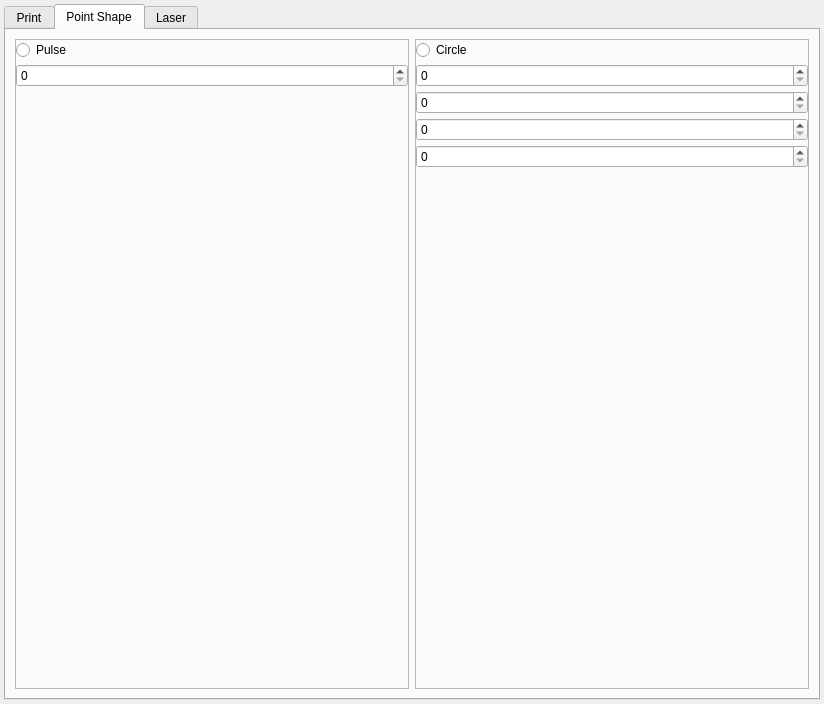
Before: the Qt Designer form gui/ui/TestFrame.ui in nico88chessa/MIBDV, drawn with Qt 5.
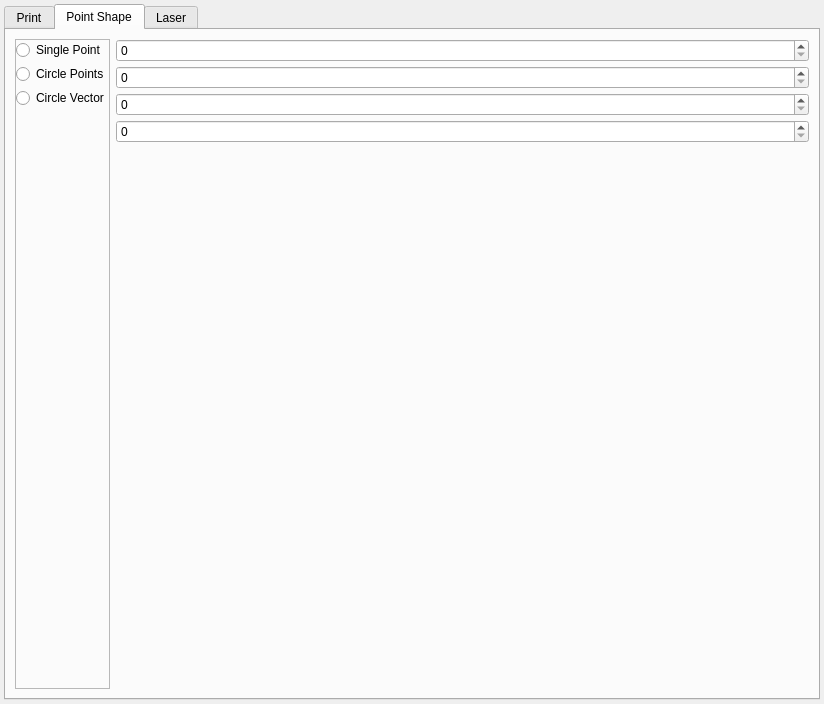
After: the same form once the commit is applied. Custom widgets are drawn as their Qt base class.

Commit message: aggiunto gestione fori da 200um stampando solo i punto presenti negli angoli del poligono; modificato versione sw in CMakeLists.txt per usare notazione MAJOR.MINOR.PATCH; update ui; update qss;

What changed in the file:
```diff
--- a/gui/ui/TestFrame.ui
+++ b/gui/ui/TestFrame.ui
@@ -415,44 +415,88 @@
           <property name="spacing">
            <number>4</number>
           </property>
-          <item row="2" column="0">
-           <spacer name="verticalSpacer_5">
-            <property name="orientation">
-             <enum>Qt::Vertical</enum>
-            </property>
-            <property name="sizeHint" stdset="0">
-             <size>
-              <width>20</width>
-              <height>40</height>
-             </size>
-            </property>
-           </spacer>
-          </item>
           <item row="0" column="0">
            <widget class="QRadioButton" name="rbPoint">
             <property name="text">
-             <string>Pulse</string>
+             <string>Single Point</string>
+            </property>
+           </widget>
+          </item>
+          <item row="3" column="0">
+           <spacer name="verticalSpacer_5">
+            <property name="orientation">
+             <enum>Qt::Vertical</enum>
+            </property>
+            <property name="sizeHint" stdset="0">
+             <size>
+              <width>20</width>
+              <height>40</height>
+             </size>
+            </property>
+           </spacer>
+          </item>
+          <item row="2" column="0">
+           <widget class="QRadioButton" name="rbCircleVector">
+            <property name="text">
+             <string>Circle Vector</string>
             </property>
            </widget>
           </item>
           <item row="1" column="0">
-           <widget class="MDSpinBox" name="sbPulses">
+           <widget class="QRadioButton" name="rbCirclePoints">
+            <property name="text">
+             <string>Circle Points</string>
+            </property>
+           </widget>
+          </item>
+         </layout>
+        </widget>
+       </item>
+       <item row="0" column="1">
+        <widget class="QStackedWidget" name="swPointShapeDetails">
+         <property name="currentIndex">
+          <number>2</number>
+         </property>
+         <widget class="QWidget" name="swPoint">
+          <layout class="QGridLayout" name="gridLayout_12">
+           <property name="leftMargin">
+            <number>0</number>
+           </property>
+           <property name="topMargin">
+            <number>0</number>
+           </property>
+           <property name="rightMargin">
+            <number>0</number>
+           </property>
+           <property name="bottomMargin">
+            <number>0</number>
+           </property>
+           <property name="spacing">
+            <number>4</number>
+           </property>
+           <item row="0" column="0">
+            <widget class="MDSpinBox" name="sbPointPulses">
             <property name="label" stdset="0">
              <string>Pulses</string>
             </property>
            </widget>
           </item>
-         </layout>
-        </widget>
-       </item>
-       <item row="0" column="1">
-        <widget class="QFrame" name="frCircle">
-         <property name="frameShape">
-          <enum>QFrame::StyledPanel</enum>
-         </property>
-         <property name="frameShadow">
-          <enum>QFrame::Raised</enum>
-         </property>
+           <item row="1" column="0">
+            <spacer name="verticalSpacer_7">
+             <property name="orientation">
+              <enum>Qt::Vertical</enum>
+             </property>
+             <property name="sizeHint" stdset="0">
+              <size>
+               <width>20</width>
+               <height>40</height>
+              </size>
+             </property>
+            </spacer>
+           </item>
+          </layout>
+         </widget>
+         <widget class="QWidget" name="swCirclePoints">
          <layout class="QGridLayout" name="gridLayout_11">
           <property name="leftMargin">
            <number>0</number>
@@ -476,20 +520,6 @@
             </property>
            </widget>
           </item>
-          <item row="2" column="0">
-           <widget class="MDSpinBox" name="sbCircleNumberRevolutions">
-            <property name="label" stdset="0">
-             <string>Number of revolutions</string>
-            </property>
-           </widget>
-          </item>
-          <item row="1" column="0">
-           <widget class="MDSpinBox" name="sbCircleRadius">
-            <property name="label" stdset="0">
-             <string>Radius [um]</string>
-            </property>
-           </widget>
-          </item>
           <item row="5" column="0">
            <spacer name="verticalSpacer_6">
             <property name="orientation">
@@ -503,21 +533,75 @@
             </property>
            </spacer>
           </item>
+           <item row="4" column="0">
+            <widget class="MDSpinBox" name="sbCirclePointsPulses">
+             <property name="label" stdset="0">
+              <string>Pulses</string>
+             </property>
+            </widget>
+           </item>
+          </layout>
+         </widget>
+         <widget class="QWidget" name="swCircleVector">
+          <layout class="QGridLayout" name="gridLayout_13">
+           <property name="leftMargin">
+            <number>0</number>
+           </property>
+           <property name="topMargin">
+            <number>0</number>
+           </property>
+           <property name="rightMargin">
+            <number>0</number>
+           </property>
+           <property name="bottomMargin">
+            <number>0</number>
+           </property>
+           <property name="spacing">
+            <number>4</number>
+           </property>
           <item row="0" column="0">
-           <widget class="QRadioButton" name="rbCircle">
-            <property name="text">
-             <string>Circle</string>
+            <widget class="MDSpinBox" name="sbCircleVectorRadius">
+             <property name="label" stdset="0">
+              <string>Radius [um]</string>
+             </property>
+            </widget>
+           </item>
+           <item row="2" column="0">
+            <widget class="MDSpinBox" name="sbCircleVectorNumberRevolutions">
+             <property name="label" stdset="0">
+              <string>Number of revolutions</string>
             </property>
            </widget>
           </item>
           <item row="4" column="0">
-           <widget class="MDSpinBox" name="sbCirclePointsPitch">
+            <widget class="MDSpinBox" name="sbCircleVectorPointsPitch">
             <property name="label" stdset="0">
              <string>Points pitch [um]</string>
             </property>
            </widget>
           </item>
-         </layout>
+           <item row="5" column="0">
+            <spacer name="verticalSpacer_8">
+             <property name="orientation">
+              <enum>Qt::Vertical</enum>
+             </property>
+             <property name="sizeHint" stdset="0">
+              <size>
+               <width>20</width>
+               <height>40</height>
+              </size>
+             </property>
+            </spacer>
+           </item>
+           <item row="1" column="0">
+            <widget class="MDSpinBox" name="sbCircleVectorNumberSides">
+             <property name="label" stdset="0">
+              <string>Number of sides</string>
+             </property>
+            </widget>
+           </item>
+          </layout>
+         </widget>
         </widget>
        </item>
       </layout>
```
Left out of the diff: 15 changed lines with no effect on the pictures. Lines whose indentation alone changed are shown as unchanged. The commit also changes 4 other files.
